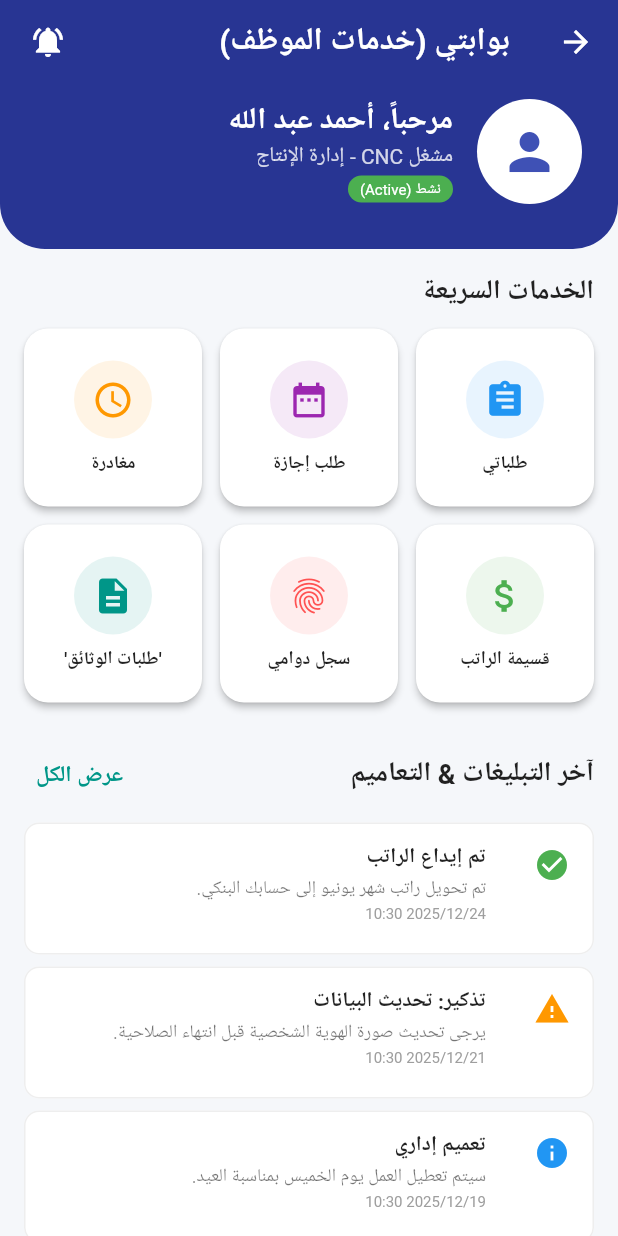
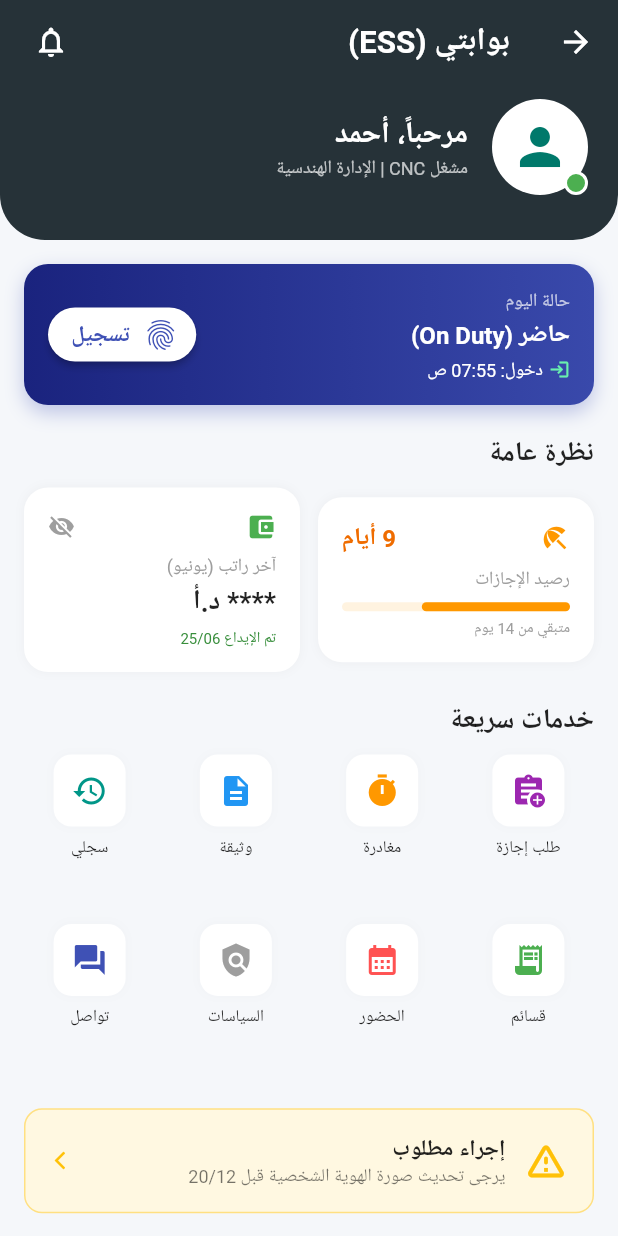
Before and after one commit to ahmadpersonx/mokaab_screen, a Flutter app: the screen it shows after launch, after a tap on "بوابة الموظف (ESS)", on a phone screen of 412 x 824 dp. Run offline on Flutter 3.47's test engine with Material 3 defaults, Android fonts, the phone set to English and light mode, and no system bars; our stand-ins replace pdf, printing; Roboto replaces fonts that are missing (Tajawal).

Commit message:
Add HR Dashboard, Refactor Lookups, and update Home Screen navigation

```diff
--- a/lib/features/hr/presentation/screens/employee/employee_portal_screen.dart
+++ b/lib/features/hr/presentation/screens/employee/employee_portal_screen.dart
@@ -1,23 +1,11 @@
 // FileName: lib/features/hr/presentation/screens/employee/employee_portal_screen.dart
-// Description: بوابة الموظف (ESS) - Responsive Grid
-// Version: 1.1 (Resized Cards)
+// Version: 2.0 (Smart Widgets & Dashboard Style)
 
 import 'package:flutter/material.dart';
 import 'package:intl/intl.dart';
 import 'package:mokaab/features/hr/presentation/screens/employee/employee_requests_screen.dart';
 import 'package:mokaab/features/hr/presentation/screens/employee/requests/request_forms.dart';
 import 'package:mokaab/features/hr/presentation/screens/employee/my_attendance_screen.dart';
-import 'package:mokaab/features/hr/notifications/screens/notifications_center_screen.dart';
-// نموذج التبليغ
-class HrNotification {
-  final String title;
-  final String body;
-  final DateTime date;
-  final String type; // info, success, warning, alert
-  final bool isRead;
-
-  HrNotification(this.title, this.body, this.date, this.type, {this.isRead = false});
-}
 
 class EmployeePortalScreen extends StatefulWidget {
   const EmployeePortalScreen({super.key});
@@ -27,110 +15,58 @@ class EmployeePortalScreen extends StatefulWidget {
 }
 
 class _EmployeePortalScreenState extends State<EmployeePortalScreen> {
-  // بيانات وهمية للتبليغات
-  final List<HrNotification> _notifications = [
-    HrNotification("تم إيداع الراتب", "تم تحويل راتب شهر يونيو إلى حسابك البنكي.", DateTime.now().subtract(const Duration(days: 2)), "success"),
-    HrNotification("تذكير: تحديث البيانات", "يرجى تحديث صورة الهوية الشخصية قبل انتهاء الصلاحية.", DateTime.now().subtract(const Duration(days: 5)), "warning"),
-    HrNotification("تعميم إداري", "سيتم تعطيل العمل يوم الخميس بمناسبة العيد.", DateTime.now().subtract(const Duration(days: 7)), "info"),
-    HrNotification("تمت الموافقة على الإجازة", "وافق المدير المباشر على طلب الإجازة المقدم.", DateTime.now().subtract(const Duration(days: 10)), "success"),
-  ];
+  bool _hideSalary = true; // للخصوصية
 
   @override
   Widget build(BuildContext context) {
     return Scaffold(
       backgroundColor: const Color(0xFFF5F7FA),
       appBar: AppBar(
-        title: const Text("بوابتي (خدمات الموظف)"),
-        backgroundColor: Colors.indigo[800],
+        title: const Text("بوابتي (ESS)"),
+        backgroundColor: const Color(0xFF263238), // Dark Blue theme like SAP
         foregroundColor: Colors.white,
         elevation: 0,
         actions: [
-       IconButton(
-            icon: const Icon(Icons.notifications_active),
-            onPressed: () {
-              Navigator.push(context, MaterialPageRoute(builder: (_) => const NotificationsCenterScreen()));
-            },
-          ),
-          const SizedBox(width: 8),
+          IconButton(icon: const Icon(Icons.notifications_none), onPressed: () {}),
+          const SizedBox(width: 10),
         ],
       ),
       body: SingleChildScrollView(
         child: Column(
           children: [
-            _buildWelcomeHeader(),
+            _buildHeaderProfile(),
 
             Padding(
               padding: const EdgeInsets.all(16.0),
               child: Column(
                 crossAxisAlignment: CrossAxisAlignment.start,
                 children: [
-                  // 1. قسم الإجراءات السريعة (Responsive)
-                  const Text("الخدمات السريعة", style: TextStyle(fontSize: 18, fontWeight: FontWeight.bold)),
-                  const SizedBox(height: 12),
+                  // 1. حالة الدوام (Attendance Widget)
+                  _buildAttendanceStatusWidget(),
+                  const SizedBox(height: 20),
 
-                  // استخدام LayoutBuilder للتحكم بحجم المربعات
-                  LayoutBuilder(
-                    builder: (context, constraints) {
-                      // تحديد عدد الأعمدة:
-                      // شاشة كبيرة > 1200: 6 أعمدة
-                      // تابلت > 600: 4 أعمدة
-                      // موبايل < 600: 3 أعمدة (ليكونوا صغاراً)
-                      int crossAxisCount = 3;
-                      if (constraints.maxWidth > 1200) {
-                        crossAxisCount = 6;
-                      } else if (constraints.maxWidth > 600) {
-                        crossAxisCount = 4;
-                      }
-
-                      return GridView.count(
-                        shrinkWrap: true,
-                        physics: const NeverScrollableScrollPhysics(),
-                        crossAxisCount: crossAxisCount,
-                        childAspectRatio: 1.0, // نسبة 1:1 (مربع)
-                        crossAxisSpacing: 12,
-                        mainAxisSpacing: 12,
-                        children: [
-                          _buildActionCard(Icons.assignment, "طلباتي", Colors.blue, () {
-                            Navigator.push(context, MaterialPageRoute(builder: (_) => const EmployeeRequestsScreen()));
-                          }),
-                          _buildActionCard(Icons.date_range, "طلب إجازة", Colors.purple, () {
-                            Navigator.push(context, MaterialPageRoute(builder: (_) => const LeaveRequestScreen()));
-                          }),
-                          _buildActionCard(Icons.access_time, "مغادرة", Colors.orange, () {
-                            Navigator.push(context, MaterialPageRoute(builder: (_) => const HourlyPermissionScreen()));
-                          }),
-                          _buildActionCard(Icons.attach_money, "قسيمة الراتب", Colors.green, () {
-                            Navigator.push(context, MaterialPageRoute(builder: (_) => const MyPayslipScreen()));
-                          }),
-                        _buildActionCard(Icons.fingerprint, "سجل دوامي", Colors.redAccent, () {
-                            // الربط الجديد
-                            Navigator.push(context, MaterialPageRoute(builder: (_) => const MyAttendanceScreen()));
-                          }),
-                          _buildActionCard(Icons.description, "'طلبات الوثائق'", Colors.teal, () {
-                            Navigator.push(context, MaterialPageRoute(builder: (_) => const DocumentRequestScreen()));
-                          }),
-                        ],
-                      );
-                    }
+                  // 2. الويدجت الذكية (Smart Stats)
+                  const Text("نظرة عامة", style: TextStyle(fontSize: 18, fontWeight: FontWeight.bold)),
+                  const SizedBox(height: 10),
+                  Row(
+                    children: [
+                      Expanded(child: _buildLeaveBalanceCard()), // رصيد الإجازات
+                      const SizedBox(width: 12),
+                      Expanded(child: _buildSalaryCard()),       // آخر راتب
+                    ],
                   ),
 
-                  const SizedBox(height: 24),
+                  const SizedBox(height: 20),
 
-                  // 2. قسم التبليغات
-                  Row(
-                    mainAxisAlignment: MainAxisAlignment.spaceBetween,
-                    children: [
-                      const Text("آخر التبليغات & التعاميم", style: TextStyle(fontSize: 18, fontWeight: FontWeight.bold)),
-                      TextButton(onPressed: () {}, child: const Text("عرض الكل")),
-                    ],
-                  ),
-                  const SizedBox(height: 8),
-                  _buildNotificationsList(),
+                  // 3. الخدمات السريعة (Quick Actions)
+                  const Text("خدمات سريعة", style: TextStyle(fontSize: 18, fontWeight: FontWeight.bold)),
+                  const SizedBox(height: 10),
+                  _buildQuickActionsGrid(),
 
-                  const SizedBox(height: 24),
+                  const SizedBox(height: 20),
 
-                  // 3. ملخص الرصيد
-                  _buildLeaveBalanceSummary(),
+                  // 4. الموافقات (للمدراء) - أو التنبيهات
+                  _buildApprovalsSection(),
                 ],
               ),
             ),
@@ -140,170 +76,200 @@ class _EmployeePortalScreenState extends State<EmployeePortalScreen> {
     );
   }
 
-  // --- الترويسة الترحيبية ---
-  Widget _buildWelcomeHeader() {
+  // --- 1. هيدر البروفايل ---
+  Widget _buildHeaderProfile() {
     return Container(
-      width: double.infinity,
-      padding: const EdgeInsets.fromLTRB(24, 10, 24, 30),
-      decoration: BoxDecoration(
-        color: Colors.indigo[800],
-        borderRadius: const BorderRadius.vertical(bottom: Radius.circular(30)),
+      padding: const EdgeInsets.fromLTRB(20, 10, 20, 30),
+      decoration: const BoxDecoration(
+        color: Color(0xFF263238),
+        borderRadius: BorderRadius.vertical(bottom: Radius.circular(30)),
       ),
       child: Row(
         children: [
-          const CircleAvatar(
-            radius: 35,
-            backgroundColor: Colors.white,
-            child: Icon(Icons.person, size: 40, color: Colors.indigo),
+          Stack(
+            children: [
+              const CircleAvatar(radius: 32, backgroundColor: Colors.white, child: Icon(Icons.person, size: 40)),
+              Positioned(
+                bottom: 0, right: 0,
+                child: Container(
+                  width: 16, height: 16,
+                  decoration: BoxDecoration(color: Colors.green, shape: BoxShape.circle, border: Border.all(color: Colors.white, width: 2)),
+                ),
+              )
+            ],
           ),
           const SizedBox(width: 16),
           Column(
             crossAxisAlignment: CrossAxisAlignment.start,
             children: [
-              const Text("مرحباً، أحمد عبد الله", style: TextStyle(color: Colors.white, fontSize: 20, fontWeight: FontWeight.bold)),
-              Text("مشغل CNC - إدارة الإنتاج", style: TextStyle(color: Colors.white.withOpacity(0.8), fontSize: 14)),
+              const Text("مرحباً، أحمد", style: TextStyle(color: Colors.white, fontSize: 20, fontWeight: FontWeight.bold)),
+              Text("مشغل CNC | الإدارة الهندسية", style: TextStyle(color: Colors.white.withOpacity(0.7), fontSize: 12)),
+            ],
+          ),
+        ],
+      ),
+    );
+  }
+
+  // --- 2. ويدجت الدوام (Smart Attendance) ---
+  Widget _buildAttendanceStatusWidget() {
+    return Container(
+      padding: const EdgeInsets.all(16),
+      decoration: BoxDecoration(
+        gradient: const LinearGradient(colors: [Color(0xFF1A237E), Color(0xFF3949AB)]),
+        borderRadius: BorderRadius.circular(16),
+        boxShadow: [BoxShadow(color: Colors.indigo.withOpacity(0.3), blurRadius: 10, offset: const Offset(0, 5))],
+      ),
+      child: Row(
+        mainAxisAlignment: MainAxisAlignment.spaceBetween,
+        children: [
+          Column(
+            crossAxisAlignment: CrossAxisAlignment.start,
+            children: [
+              const Text("حالة اليوم", style: TextStyle(color: Colors.white70, fontSize: 12)),
               const SizedBox(height: 4),
-              Container(
-                padding: const EdgeInsets.symmetric(horizontal: 8, vertical: 2),
-                decoration: BoxDecoration(color: Colors.green, borderRadius: BorderRadius.circular(10)),
-                child: const Text("نشط (Active)", style: TextStyle(color: Colors.white, fontSize: 10)),
+              const Text("حاضر (On Duty)", style: TextStyle(color: Colors.white, fontWeight: FontWeight.bold, fontSize: 16)),
+              const SizedBox(height: 4),
+              Row(
+                children: const [
+                  Icon(Icons.login, color: Colors.greenAccent, size: 14),
+                  SizedBox(width: 4),
+                  Text("دخول: 07:55 ص", style: TextStyle(color: Colors.white, fontSize: 12)),
+                ],
               )
             ],
+          ),
+          ElevatedButton.icon(
+            onPressed: () {
+               // فتح شاشة تسجيل الدخول/الخروج
+            },
+            icon: const Icon(Icons.fingerprint, color: Colors.indigo),
+            label: const Text("تسجيل", style: TextStyle(color: Colors.indigo, fontWeight: FontWeight.bold)),
+            style: ElevatedButton.styleFrom(backgroundColor: Colors.white, shape: const StadiumBorder()),
           )
         ],
       ),
     );
   }
 
-  // --- تصميم البطاقة المصغرة (نفس ستايل الشاشات الأخرى) ---
-  Widget _buildActionCard(IconData icon, String label, Color color, VoidCallback onTap) {
-    return Material(
-      color: Colors.white,
-      borderRadius: BorderRadius.circular(16), // زوايا دائرية
-      elevation: 2,
-      child: InkWell(
-        onTap: onTap,
-        borderRadius: BorderRadius.circular(16),
-        hoverColor: color.withOpacity(0.05),
-        child: Column(
-          mainAxisAlignment: MainAxisAlignment.center,
-          children: [
-            // أيقونة داخل دائرة ملونة شفافة
-            Container(
-              padding: const EdgeInsets.all(12),
-              decoration: BoxDecoration(
-                color: color.withOpacity(0.1),
-                shape: BoxShape.circle,
-              ),
-              child: Icon(icon, color: color, size: 28),
-            ),
-            const SizedBox(height: 8),
-            Text(
-              label,
-              style: const TextStyle(fontSize: 12, fontWeight: FontWeight.bold, color: Colors.black87),
-              textAlign: TextAlign.center
-            ),
-          ],
-        ),
-      ),
-    );
-  }
-
-  // --- قائمة التبليغات ---
-  Widget _buildNotificationsList() {
-    return ListView.builder(
-      shrinkWrap: true,
-      physics: const NeverScrollableScrollPhysics(),
-      itemCount: _notifications.length,
-      itemBuilder: (context, index) {
-        final notif = _notifications[index];
-        Color iconColor = Colors.blue;
-        IconData icon = Icons.info;
-
-        if (notif.type == 'success') { iconColor = Colors.green; icon = Icons.check_circle; }
-        if (notif.type == 'warning') { iconColor = Colors.orange; icon = Icons.warning; }
-
-        return Card(
-          margin: const EdgeInsets.only(bottom: 8),
-          elevation: 0,
-          color: Colors.white,
-          shape: RoundedRectangleBorder(
-            borderRadius: BorderRadius.circular(10),
-            side: BorderSide(color: Colors.grey.shade200),
-          ),
-          child: ListTile(
-            leading: Icon(icon, color: iconColor),
-            title: Text(notif.title, style: const TextStyle(fontWeight: FontWeight.bold, fontSize: 14)),
-            subtitle: Column(
-              crossAxisAlignment: CrossAxisAlignment.start,
-              children: [
-                Text(notif.body, style: const TextStyle(fontSize: 12)),
-                const SizedBox(height: 4),
-                Text(DateFormat('yyyy/MM/dd HH:mm').format(notif.date), style: TextStyle(fontSize: 10, color: Colors.grey[500])),
-              ],
-            ),
-            isThreeLine: true,
-          ),
-        );
-      },
-    );
-  }
-
-  // --- ملخص رصيد الإجازات ---
-  Widget _buildLeaveBalanceSummary() {
+  // --- 3. بطاقة رصيد الإجازات (Visual) ---
+  Widget _buildLeaveBalanceCard() {
     return Container(
       padding: const EdgeInsets.all(16),
-      decoration: BoxDecoration(
-        gradient: const LinearGradient(colors: [Color(0xFF263238), Color(0xFF37474F)]),
-        borderRadius: BorderRadius.circular(12),
-      ),
-      child: Row(
-        mainAxisAlignment: MainAxisAlignment.spaceAround,
+      decoration: BoxDecoration(color: Colors.white, borderRadius: BorderRadius.circular(16), boxShadow: [BoxShadow(color: Colors.grey.withOpacity(0.1), blurRadius: 5)]),
+      child: Column(
+        crossAxisAlignment: CrossAxisAlignment.start,
         children: [
-          _buildBalanceItem("رصيد سنوي", "14", "يوم"),
-          Container(width: 1, height: 40, color: Colors.white24),
-          _buildBalanceItem("مستهلك", "5", "أيام"),
-          Container(width: 1, height: 40, color: Colors.white24),
-          _buildBalanceItem("المتبقي", "9", "أيام"),
+          Row(
+            mainAxisAlignment: MainAxisAlignment.spaceBetween,
+            children: [
+              const Icon(Icons.beach_access, color: Colors.orange, size: 20),
+              Text("9 أيام", style: TextStyle(fontWeight: FontWeight.bold, color: Colors.orange[800], fontSize: 16)),
+            ],
+          ),
+          const SizedBox(height: 8),
+          const Text("رصيد الإجازات", style: TextStyle(color: Colors.grey, fontSize: 12)),
+          const SizedBox(height: 8),
+          LinearProgressIndicator(value: 0.65, backgroundColor: Colors.orange[50], color: Colors.orange, minHeight: 6, borderRadius: BorderRadius.circular(3)),
+          const SizedBox(height: 4),
+          const Text("متبقي من 14 يوم", style: TextStyle(fontSize: 10, color: Colors.grey)),
         ],
       ),
     );
   }
 
-  Widget _buildBalanceItem(String label, String val, String unit) {
-    return Column(
+  // --- 4. بطاقة الراتب (Privacy Mode) ---
+  Widget _buildSalaryCard() {
+    return Container(
+      padding: const EdgeInsets.all(16),
+      decoration: BoxDecoration(color: Colors.white, borderRadius: BorderRadius.circular(16), boxShadow: [BoxShadow(color: Colors.grey.withOpacity(0.1), blurRadius: 5)]),
+      child: Column(
+        crossAxisAlignment: CrossAxisAlignment.start,
+        children: [
+          Row(
+            mainAxisAlignment: MainAxisAlignment.spaceBetween,
+            children: [
+              const Icon(Icons.account_balance_wallet, color: Colors.green, size: 20),
+              InkWell(
+                onTap: () => setState(() => _hideSalary = !_hideSalary),
+                child: Icon(_hideSalary ? Icons.visibility_off : Icons.visibility, color: Colors.grey, size: 18),
+              )
+            ],
+          ),
+          const SizedBox(height: 8),
+          const Text("آخر راتب (يونيو)", style: TextStyle(color: Colors.grey, fontSize: 12)),
+          const SizedBox(height: 4),
+          Text(
+            _hideSalary ? "**** د.أ" : "450.00 د.أ",
+            style: const TextStyle(fontWeight: FontWeight.bold, fontSize: 18, color: Colors.black87)
+          ),
+          const SizedBox(height: 4),
+          Text("تم الإيداع 25/06", style: TextStyle(fontSize: 10, color: Colors.green[700])),
+        ],
+      ),
+    );
+  }
+
+  // --- 5. شبكة الخدمات السريعة (Icons) ---
+  Widget _buildQuickActionsGrid() {
+    return GridView.count(
+      shrinkWrap: true,
+      physics: const NeverScrollableScrollPhysics(),
+      crossAxisCount: 4, // 4 أيقونات في الصف (أصغر)
+      childAspectRatio: 0.85,
+      mainAxisSpacing: 10,
+      crossAxisSpacing: 10,
       children: [
-        Text(val, style: const TextStyle(color: Colors.white, fontSize: 22, fontWeight: FontWeight.bold)),
-        Text("$label ($unit)", style: const TextStyle(color: Colors.white70, fontSize: 11)),
+        _buildIconAction(Icons.assignment_add, "طلب إجازة", Colors.purple, () => Navigator.push(context, MaterialPageRoute(builder: (_) => const LeaveRequestScreen()))),
+        _buildIconAction(Icons.timer, "مغادرة", Colors.orange, () => Navigator.push(context, MaterialPageRoute(builder: (_) => const HourlyPermissionScreen()))),
+        _buildIconAction(Icons.description, "وثيقة", Colors.blue, () => Navigator.push(context, MaterialPageRoute(builder: (_) => const DocumentRequestScreen()))),
+        _buildIconAction(Icons.history, "سجلي", Colors.teal, () => Navigator.push(context, MaterialPageRoute(builder: (_) => const EmployeeRequestsScreen()))),
+        _buildIconAction(Icons.receipt_long, "قسائم", Colors.green, () {}), // Payslip
+        _buildIconAction(Icons.calendar_month, "الحضور", Colors.redAccent, () => Navigator.push(context, MaterialPageRoute(builder: (_) => const MyAttendanceScreen()))),
+        _buildIconAction(Icons.policy, "السياسات", Colors.grey, () {}),
+        _buildIconAction(Icons.question_answer, "تواصل", Colors.indigo, () {}),
       ],
     );
   }
-}
 
-// --- شاشة فرعية: قسيمة الراتب (Payslip) ---
-class MyPayslipScreen extends StatelessWidget {
-  const MyPayslipScreen({super.key});
+  Widget _buildIconAction(IconData icon, String label, Color color, VoidCallback onTap) {
+    return Column(
+      children: [
+        InkWell(
+          onTap: onTap,
+          borderRadius: BorderRadius.circular(12),
+          child: Container(
+            padding: const EdgeInsets.all(12),
+            decoration: BoxDecoration(color: Colors.white, borderRadius: BorderRadius.circular(12), boxShadow: [BoxShadow(color: Colors.grey.withOpacity(0.05), blurRadius: 5)]),
+            child: Icon(icon, color: color, size: 24),
+          ),
+        ),
+        const SizedBox(height: 6),
+        Text(label, style: const TextStyle(fontSize: 11, fontWeight: FontWeight.w500), textAlign: TextAlign.center, maxLines: 1),
+      ],
+    );
+  }
 
-  @override
-  Widget build(BuildContext context) {
-    return Scaffold(
-      appBar: AppBar(title: const Text("قسائم الراتب"), backgroundColor: Colors.green),
-      body: ListView.builder(
-        padding: const EdgeInsets.all(16),
-        itemCount: 3,
-        itemBuilder: (context, index) {
-          return Card(
-            child: ListTile(
-              leading: const CircleAvatar(backgroundColor: Colors.green, child: Icon(Icons.attach_money, color: Colors.white)),
-              title: Text("راتب شهر ${6 - index} / 2024"),
-              subtitle: const Text("الصافي: 450.00 د.أ"),
-              trailing: const Icon(Icons.download),
-              onTap: () {
-                // فتح التفاصيل
-              },
+  // --- 6. قسم الموافقات والمهام (Workflow) ---
+  Widget _buildApprovalsSection() {
+    return Container(
+      padding: const EdgeInsets.all(16),
+      decoration: BoxDecoration(color: Colors.amber[50], borderRadius: BorderRadius.circular(12), border: Border.all(color: Colors.amber.shade200)),
+      child: Row(
+        children: [
+          const Icon(Icons.warning_amber_rounded, color: Colors.amber, size: 30),
+          const SizedBox(width: 12),
+          Expanded(
+            child: Column(
+              crossAxisAlignment: CrossAxisAlignment.start,
+              children: const [
+                Text("إجراء مطلوب", style: TextStyle(fontWeight: FontWeight.bold, color: Colors.black87)),
+                Text("يرجى تحديث صورة الهوية الشخصية قبل 20/12", style: TextStyle(fontSize: 12, color: Colors.black54)),
+              ],
             ),
-          );
-        },
+          ),
+          const Icon(Icons.arrow_forward_ios, size: 14, color: Colors.amber),
+        ],
       ),
     );
   }
```
